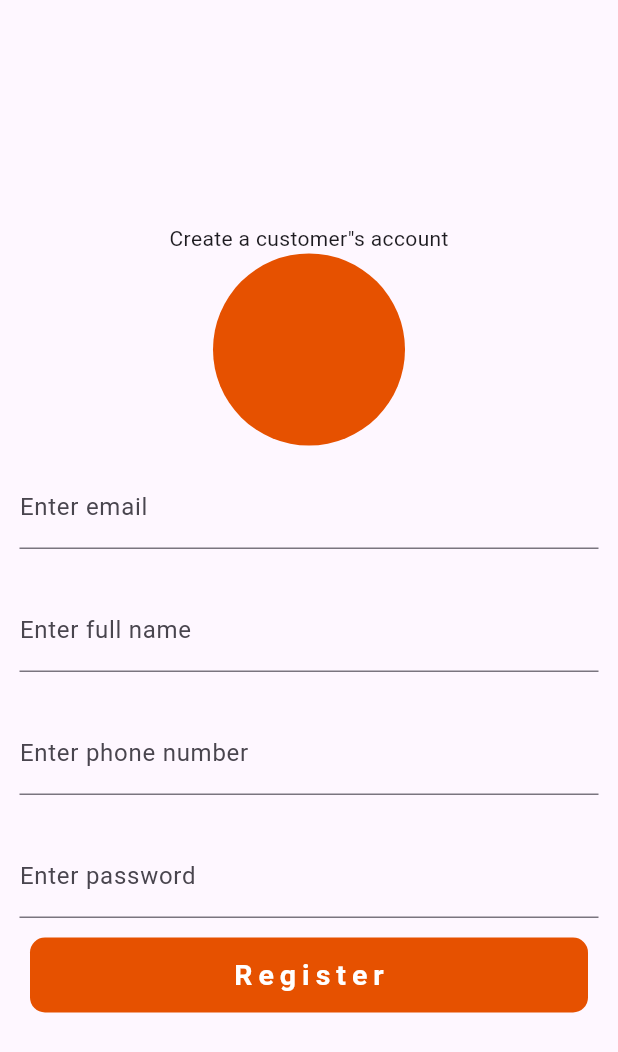
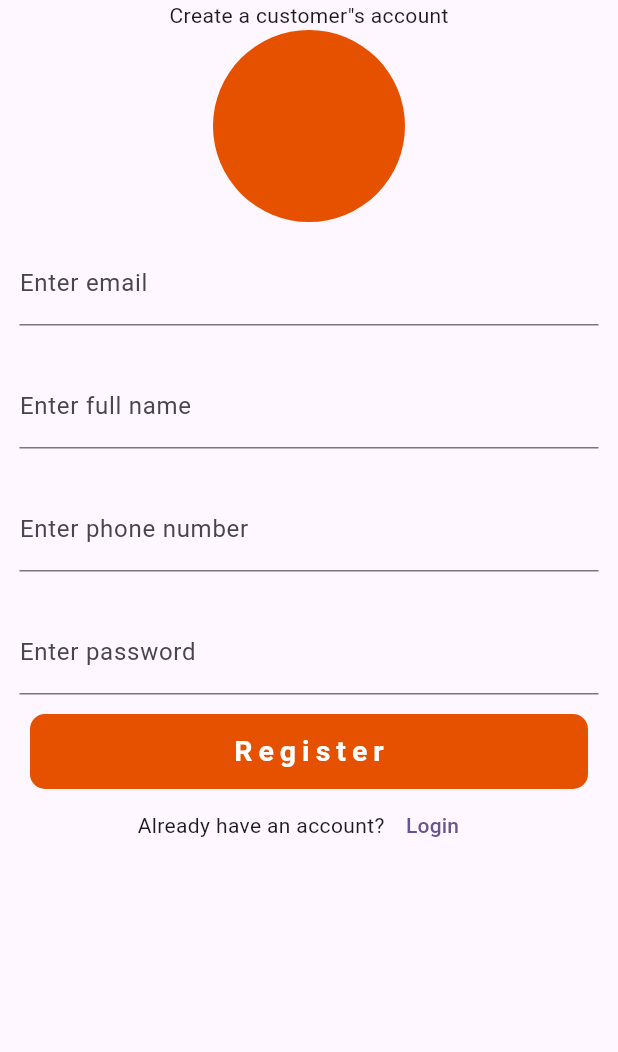
Before and after one commit to kemboy-svg/Eccommerce_app, a Flutter app: the screen it shows after launch, on a phone screen of 412 x 824 dp. Shown: the top 1052 px of the screen. Run offline on Flutter 3.47's test engine with Material 2 defaults, Android fonts, the phone set to English and light mode, and no system bars; our stand-ins replace cloud_firestore, firebase_core, flutter_svg; accounts and stored records are empty; Roboto replaces fonts that are missing (Brand-Bold).

Commit message:
login Screens

```diff
--- a/lib/views/buyers/auth/register_screen.dart
+++ b/lib/views/buyers/auth/register_screen.dart
@@ -1,3 +1,4 @@
+import 'package:eccommerce_app/views/buyers/auth/login_screen.dart';
 import 'package:flutter/material.dart';
 
 class RegisterScreen extends StatelessWidget {
@@ -6,13 +7,15 @@ class RegisterScreen extends StatelessWidget {
   @override
   Widget build(BuildContext context) {
     return Scaffold(
-      body: Column(
+      body: SingleChildScrollView(
+        child: Column(
           mainAxisAlignment: MainAxisAlignment.center,
           children: [
             Text('Create a customer"s account'),
-
-          CircleAvatar(radius: 64, backgroundColor: Colors.orange.shade900,),
-
+            CircleAvatar(
+              radius: 64,
+              backgroundColor: Colors.orange.shade900,
+            ),
             Padding(
               padding: const EdgeInsets.all(13.0),
               child: TextFormField(
@@ -21,7 +24,6 @@ class RegisterScreen extends StatelessWidget {
                 ),
               ),
             ),
-
             Padding(
               padding: const EdgeInsets.all(13.0),
               child: TextFormField(
@@ -30,7 +32,6 @@ class RegisterScreen extends StatelessWidget {
                 ),
               ),
             ),
-
             Padding(
               padding: const EdgeInsets.all(13.0),
               child: TextFormField(
@@ -39,7 +40,6 @@ class RegisterScreen extends StatelessWidget {
                 ),
               ),
             ),
-
             Padding(
               padding: const EdgeInsets.all(13.0),
               child: TextFormField(
@@ -49,13 +49,41 @@ class RegisterScreen extends StatelessWidget {
               ),
             ),
             Container(
-            width: MediaQuery.of(context).size.width -40,
-             height: 50,decoration: BoxDecoration(color: Colors.orange.shade900, borderRadius: BorderRadius.circular(10),),
-
-             child: Center(child: Text('Register', style: TextStyle(color: Colors.white, fontSize: 19,fontWeight: FontWeight.bold, letterSpacing: 4,),)),
+              width: MediaQuery.of(context).size.width - 40,
+              height: 50,
+              decoration: BoxDecoration(
+                color: Colors.orange.shade900,
+                borderRadius: BorderRadius.circular(10),
               ),
-
+              child: Center(
+                  child: Text(
+                'Register',
+                style: TextStyle(
+                  color: Colors.white,
+                  fontSize: 19,
+                  fontWeight: FontWeight.bold,
+                  letterSpacing: 4,
+                ),
+              )),
+            ),
+            Row(
+              mainAxisAlignment: MainAxisAlignment.center,
+              children: [
+                Text('Already have an account?'),
+                TextButton(
+                  onPressed: () {
+                    Navigator.push(context, MaterialPageRoute(
+                      builder: (context) {
+                        return LoginScreen();
+                      },
+                    ),);
+                  },
+                  child: Text('Login'),
+                ),
               ],
+            )
+          ],
+        ),
       ),
     );
   }
```
Also changed, not shown: lib/views/buyers/auth/login_screen.dart (added, +90 -0 lines). Lines whose indentation alone changed are shown as unchanged.
